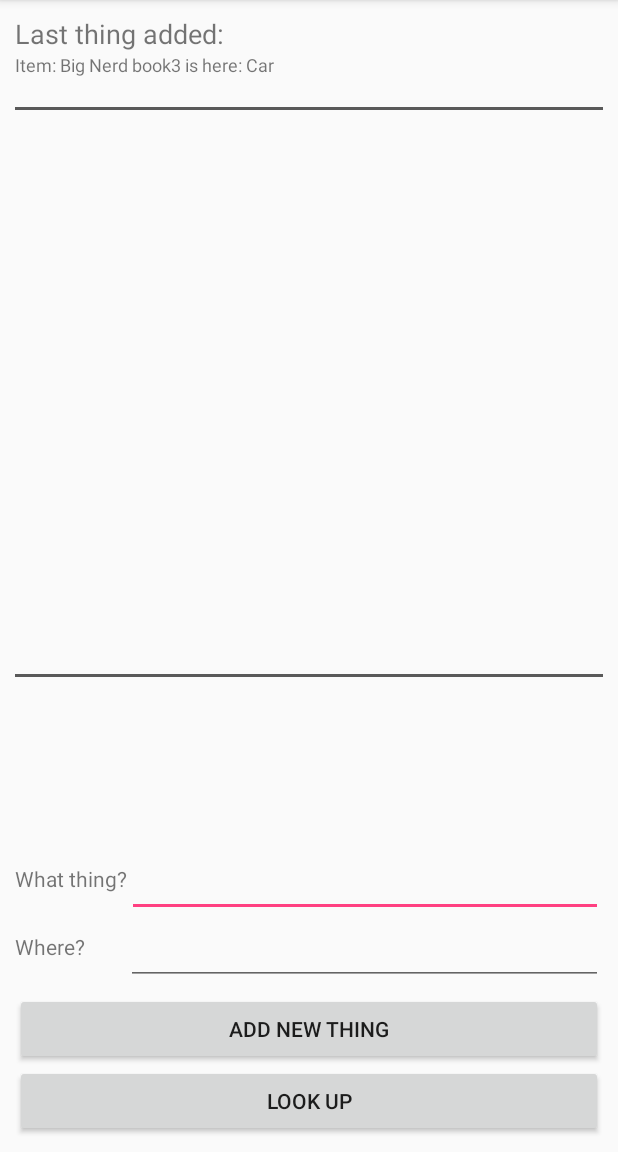
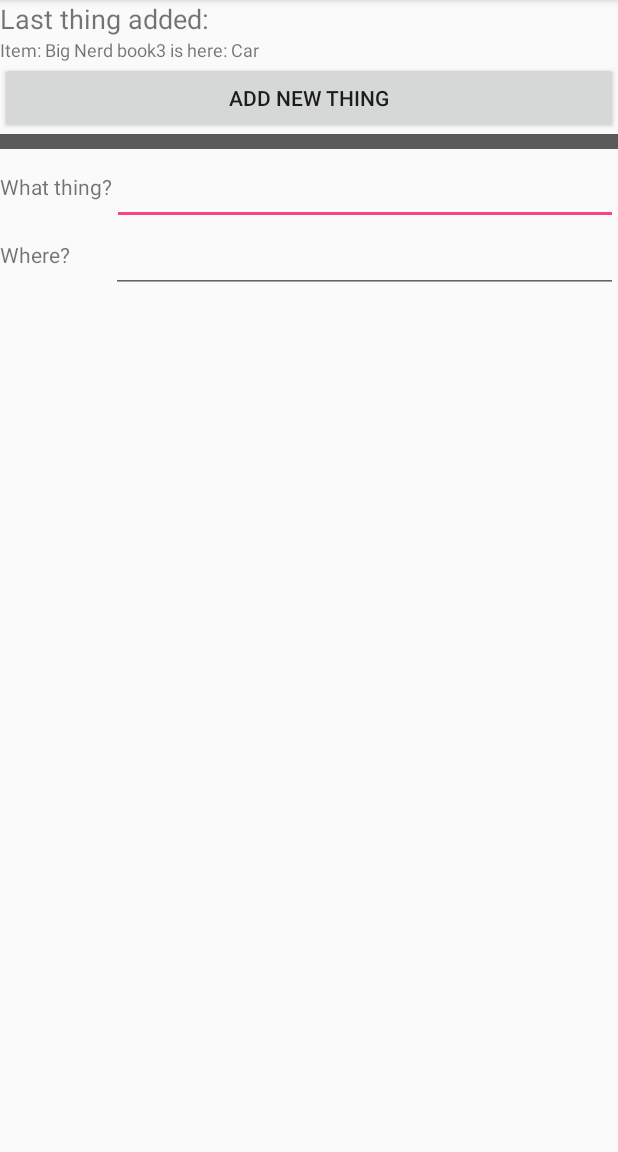
Before and after one commit to two2tee/MMAD_TingleApp, an Android app: the screen it shows after launch (TingleActivity), on a phone screen of 412 x 824 dp, the part 84-1236 px from its top. Run offline under Robolectric (Android 15) with nearby library versions, the light colour scheme and no system bars; 2 statements that could not run were skipped.

```diff
--- a/app/src/main/res/layout/activity_tingle.xml
+++ b/app/src/main/res/layout/activity_tingle.xml
@@ -3,66 +3,32 @@
     xmlns:android="http://schemas.android.com/apk/res/android"
     android:layout_height="match_parent"
     android:layout_width="match_parent"
-    android:orientation="vertical"
-    android:padding="10dp">
+    android:orientation="vertical">
 
-    <!-- Item display -->
-    <LinearLayout
-        android:layout_width="match_parent"
-        android:layout_height="match_parent"
-        android:orientation="vertical"
-        android:layout_weight="0.7">
     <TextView
         android:layout_width="wrap_content"
         android:layout_height="wrap_content"
         android:text="@string/headline"
-            android:textSize="18dp"
-            android:gravity="top"/>
+        android:textSize="18dp"/>
 
     <TextView
         android:id="@+id/last_thing"
         android:layout_width="wrap_content"
         android:layout_height="wrap_content"
         android:textSize="12dp"
-            android:layout_marginBottom="20dp"/>
+        />
 
+    <Button
+        android:id="@+id/add_button"
+        android:layout_width="match_parent"
+        android:layout_height="wrap_content"
+        android:text="@string/heading_create"/>
 
-        <!-- bar -->
     <View
         android:layout_width="match_parent"
-            android:layout_height="2dp"
+        android:layout_height="10dp"
         android:background="@color/colorLine">
     </View>
-
-        <!-- item list -->
-        <ListView
-            android:id="@+id/item_list"
-            android:layout_width="match_parent"
-            android:layout_height="match_parent"
-            android:paddingTop="2dp">
-        </ListView>
-
-
-
-
-
-    </LinearLayout>
-
-    <!-- bar -->
-    <View
-        android:layout_width="match_parent"
-        android:layout_height="2dp"
-        android:background="@color/colorLine">
-    </View>
-
-    <!-- Edit boxes and buttons -->
-    <LinearLayout
-        android:layout_width="match_parent"
-        android:layout_height="match_parent"
-        android:orientation="vertical"
-        android:gravity="bottom"
-        android:layout_weight="1">
-
 
     <LinearLayout
         android:layout_width="match_parent"
@@ -84,8 +50,7 @@
     <LinearLayout
         android:layout_width="match_parent"
         android:layout_height="wrap_content"
-            android:orientation="horizontal"
-            android:paddingBottom="5dp">
+        android:orientation="horizontal">
         <TextView
             android:layout_marginTop="10dp"
             android:layout_width="wrap_content"
@@ -98,19 +63,4 @@
             android:layout_height="wrap_content"/>
     </LinearLayout>
 
-
-        <Button
-            android:id="@+id/add_button"
-            android:layout_width="match_parent"
-            android:layout_height="wrap_content"
-            android:text="@string/heading_create"/>
-
-        <Button
-            android:id="@+id/lookUp_button"
-            android:layout_width="match_parent"
-            android:layout_height="wrap_content"
-            android:text="@string/heading_lookUp"/>
-
 </LinearLayout>
-
-</LinearLayout>
```
Also changed, not shown: app/src/main/res/mipmap-hdpi/ic_launcher.png, app/src/main/res/mipmap-mdpi/ic_launcher.png, app/src/main/res/mipmap-xhdpi/ic_launcher.png, app/src/main/res/mipmap-xxhdpi/ic_launcher.png, app/src/main/res/mipmap-xxxhdpi/ic_launcher.png. Lines whose indentation alone changed are shown as unchanged.
